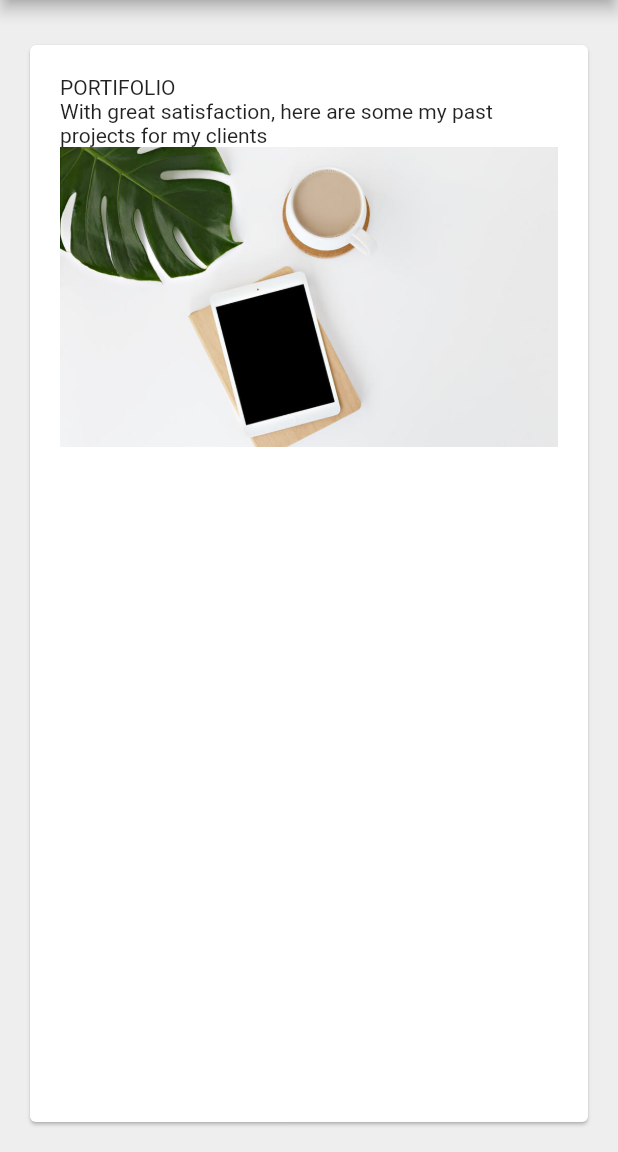
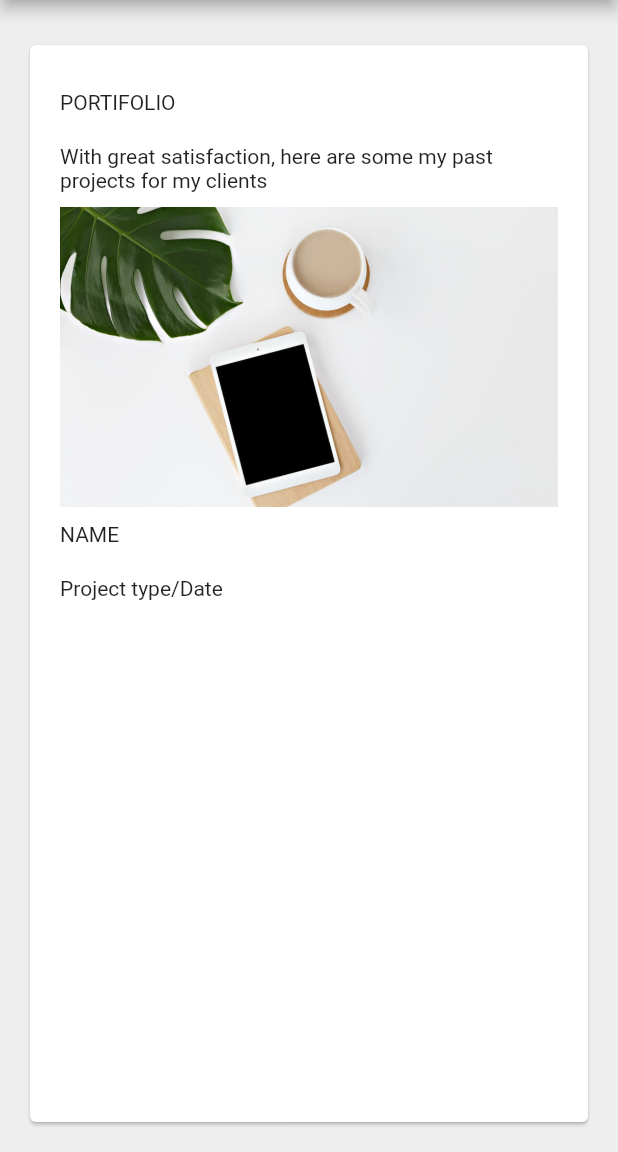
Before and after one commit to gwyne254/resume_app, a Flutter app: the screen it shows after launch, on a phone screen of 412 x 824 dp, the part 84-1236 px from its top. Run offline on Flutter 3.47's test engine with Material 2 defaults, Android fonts, the phone set to English and light mode, and no system bars.

Commit message:
Developmental Changes Commit

```diff
--- a/lib/main.dart
+++ b/lib/main.dart
@@ -87,9 +87,12 @@ _portifolio() => Expanded(
               // Text('PORTIFOLIO'),
               // Text(
               // 'With great satisfaction, here are some my past projects for my clients'),
-              RegularText('PORTIFOLIO',
+              TitleText('PORTIFOLIO'),
+              RegularText(
                   'With great satisfaction, here are some my past projects for my clients'),
-              ImageBanner("assets/images/work-1.jpg")
+              ImageBanner("assets/images/work-1.jpg"),
+              RegularText('NAME'),
+              RegularText('Project type/Date'),
             ],
           ),
         ),
--- a/lib/text_section/text_classes.dart
+++ b/lib/text_section/text_classes.dart
@@ -1,10 +1,11 @@
 import 'package:flutter/material.dart';
 
-class RegularText extends StatelessWidget {
+const double hpad = 10.0;
+
+class TitleText extends StatelessWidget {
   final String _title;
-  final String _body;
 
-  const RegularText(this._title, this._body, {Key? key}) : super(key: key);
+  const TitleText(this._title, {Key? key}) : super(key: key);
 
   @override
   Widget build(BuildContext context) {
@@ -12,25 +13,31 @@ class RegularText extends StatelessWidget {
       mainAxisAlignment: MainAxisAlignment.start,
       crossAxisAlignment: CrossAxisAlignment.stretch,
       children: [
-        Text(_title),
-        Text(_body),
+        Container(
+          padding: const EdgeInsets.fromLTRB(0, hpad, 0, hpad),
+          child: Text(_title),
+        )
       ],
     );
   }
 }
 
-class TitleText extends StatelessWidget {
-  final Color _color;
+class RegularText extends StatelessWidget {
+  final String _body;
 
-  TitleText(this._color);
+  const RegularText(this._body, {Key? key}) : super(key: key);
 
   @override
   Widget build(BuildContext context) {
-    return Container(
-      decoration: BoxDecoration(
-        color: _color,
-      ),
-      child: Text('hi'),
+    return Column(
+      mainAxisAlignment: MainAxisAlignment.start,
+      crossAxisAlignment: CrossAxisAlignment.stretch,
+      children: [
+        Container(
+          padding: const EdgeInsets.fromLTRB(0, hpad, 0, hpad),
+          child: Text(_body),
+        )
+      ],
     );
   }
 }
```
